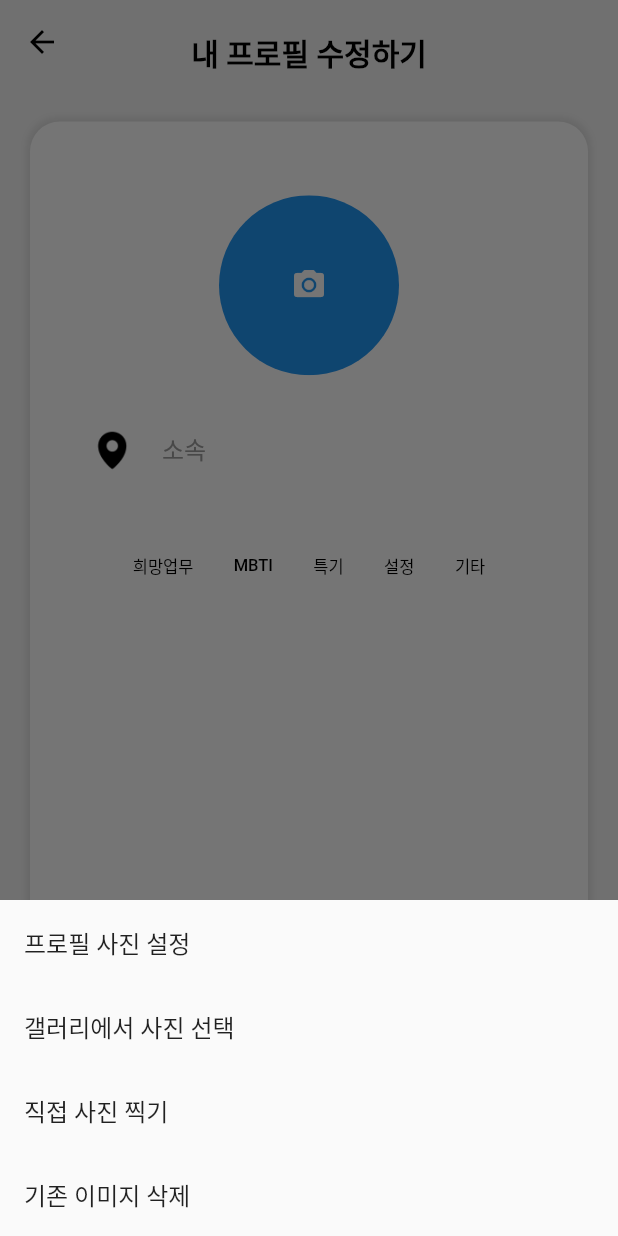
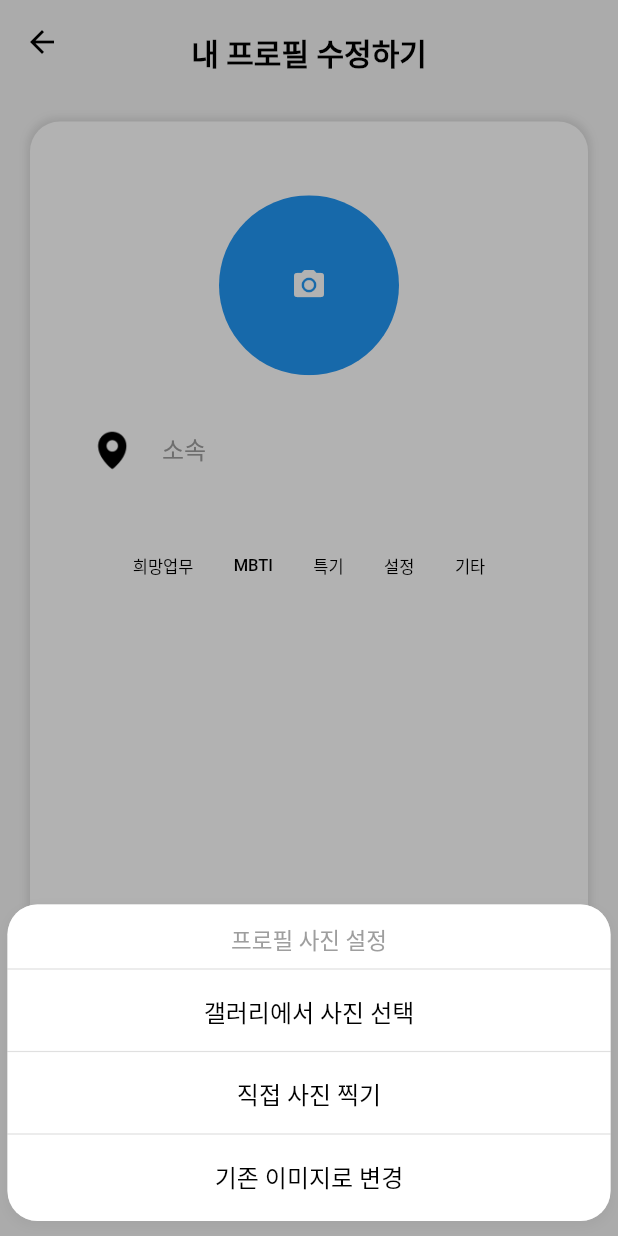
Before and after one commit to dinhoitt/weteam, a Flutter app: the Profile_Modify screen opened directly, after a tap on the "camera alt" icon, on a phone screen of 412 x 824 dp. Run offline on Flutter 3.47's test engine with Material 2 defaults, Android fonts, the phone set to English and light mode, and no system bars; our stand-ins replace get, image_picker, table_calendar.

Commit message:
사진 선택 오버레이 구현

```diff
--- a/lib/src/page/profile_modify.dart
+++ b/lib/src/page/profile_modify.dart
@@ -19,6 +19,8 @@ class _Profile_ModifyState extends State<Profile_Modify> {
   RxBool showMBTITags = false.obs;
   RxBool showPOSTags = false.obs;
 
+  OverlayEntry? _overlayEntry;
+
   _selectImage() async {
     final ImagePicker _picker = ImagePicker();
     final XFile? image = await _picker.pickImage(source: ImageSource.gallery);
@@ -28,6 +30,134 @@ class _Profile_ModifyState extends State<Profile_Modify> {
         _selectImageFile.value = File(image.path);
       });
     }
+  }
+
+  void _showOverlay(BuildContext context) {
+    _overlayEntry = OverlayEntry(
+      builder: (context) => Stack(
+        children: <Widget>[
+          Positioned.fill(
+            child: Container(
+              color: Colors.black
+                  .withOpacity(0.3), // 0.7의 값을 조정하여 불투명도를 원하는대로 변경할 수 있습니다.
+            ),
+          ),
+          GestureDetector(
+            onTap: _removeOverlay, // 다른 곳을 터치하면 _removeOverlay 함수를 호출합니다.
+            behavior: HitTestBehavior.translucent, // 투명 영역도 탭을 감지합니다.
+          ),
+          Positioned(
+            bottom: 10.0,
+            left: 5.0,
+            right: 5.0,
+            child: Material(
+              borderRadius: BorderRadius.circular(20.0),
+              child: Container(
+                decoration: BoxDecoration(
+                  borderRadius: BorderRadius.circular(20.0),
+                  color: Colors.white,
+                  boxShadow: [
+                    BoxShadow(
+                      color: Colors.grey.withOpacity(0.5),
+                      spreadRadius: 1,
+                      blurRadius: 5,
+                      offset: Offset(0, 3),
+                    ),
+                  ],
+                ),
+                child: Column(
+                  mainAxisSize: MainAxisSize.min,
+                  crossAxisAlignment: CrossAxisAlignment.center,
+                  children: <Widget>[
+                    Padding(
+                      padding: const EdgeInsets.only(top: 12.0),
+                      child: Container(
+                        height: 23.0,
+                        child: Center(
+                          child: Text(
+                            '프로필 사진 설정',
+                            style:
+                                TextStyle(fontSize: 15.0, color: Colors.grey),
+                          ),
+                        ),
+                      ),
+                    ),
+                    Divider(
+                      thickness: 0.8,
+                    ),
+                    Padding(
+                      padding: const EdgeInsets.symmetric(vertical: 8.0),
+                      child: Container(
+                        height: 23.0, // 원하는 높이로 설정
+                        child: InkWell(
+                          onTap: () {
+                            _selectImage();
+                            _removeOverlay();
+                          },
+                          child: Center(
+                            child: Text(
+                              '갤러리에서 사진 선택',
+                              style: TextStyle(
+                                  fontSize: 16.0, color: Colors.black),
+                            ),
+                          ),
+                        ),
+                      ),
+                    ),
+                    Divider(
+                      thickness: 0.8,
+                    ),
+                    Padding(
+                      padding: const EdgeInsets.symmetric(vertical: 8.0),
+                      child: Container(
+                        height: 23.0, // 원하는 높이로 설정
+                        child: InkWell(
+                          onTap: _removeOverlay,
+                          child: Center(
+                            child: Text(
+                              '직접 사진 찍기',
+                              style: TextStyle(
+                                  fontSize: 16.0, color: Colors.black),
+                            ),
+                          ),
+                        ),
+                      ),
+                    ),
+                    Divider(
+                      thickness: 0.8,
+                    ),
+                    Padding(
+                      padding: const EdgeInsets.only(top: 3.0, bottom: 12.0),
+                      child: Container(
+                        height: 35.0, // 원하는 높이로 설정
+                        child: InkWell(
+                          onTap: _removeOverlay,
+                          child: Center(
+                            child: Text(
+                              '기존 이미지로 변경',
+                              style: TextStyle(
+                                  fontSize: 16.0, color: Colors.black),
+                            ),
+                          ),
+                        ),
+                      ),
+                    ),
+                  ],
+                ),
+              ),
+            ),
+          ),
+        ],
+      ),
+    );
+    if (_overlayEntry != null) {
+      Overlay.of(context).insert(_overlayEntry!);
+    }
+  }
+
+  void _removeOverlay() {
+    _overlayEntry?.remove();
+    _overlayEntry = null;
   }
 
   @override
@@ -45,13 +175,13 @@ class _Profile_ModifyState extends State<Profile_Modify> {
           ),
           centerTitle: true,
         ),
-        body: _body(),
+        body: _body(context),
         backgroundColor: Color(0xFFF5F5F5),
       ),
     );
   }
 
-  Widget _body() {
+  Widget _body(BuildContext context) {
     return Padding(
       padding: const EdgeInsets.symmetric(horizontal: 20.0, vertical: 25.0),
       child: Container(
@@ -77,41 +207,7 @@ class _Profile_ModifyState extends State<Profile_Modify> {
                   padding: EdgeInsets.only(top: Get.height * 0.05),
                   child: GestureDetector(
                     onTap: () {
-                      showModalBottomSheet(
-                        context: context,
-                        builder: (context) {
-                          return Column(
-                            mainAxisSize: MainAxisSize.min,
-                            children: <Widget>[
-                              ListTile(
-                                title: new Text('프로필 사진 설정'),
-                                onTap: () {},
-                              ),
-                              ListTile(
-                                title: new Text('갤러리에서 사진 선택'),
-                                onTap: () {
-                                  _selectImage();
-                                  Navigator.pop(context);
-                                },
-                              ),
-                              ListTile(
-                                title: new Text('직접 사진 찍기'),
-                                onTap: () {
-                                  //카메라 키기
-                                  Navigator.pop(context);
-                                },
-                              ),
-                              ListTile(
-                                title: new Text('기존 이미지 삭제'),
-                                onTap: () {
-                                  // 삭제하는 기능
-                                  Navigator.pop(context);
-                                },
-                              ),
-                            ],
-                          );
-                        },
-                      );
+                      _showOverlay(context);
                     },
                     child: Obx(
                       () => ClipOval(
@@ -261,9 +357,7 @@ class _Profile_ModifyState extends State<Profile_Modify> {
       'ISTP',
       'ISTJ',
     ];
-    double screenWidth = MediaQuery.of(context).size.width;
-    double itemWidth =
-        (screenWidth - (5 * 8.0)) / 4; // (화면너비 - (간격 * 5)) / 4개 항목
+
     return Container(
       width: 270.0,
       child: Wrap(
@@ -305,9 +399,7 @@ class _Profile_ModifyState extends State<Profile_Modify> {
       '일러스트',
       '디자인',
     ];
-    double screenWidth = MediaQuery.of(context).size.width;
-    double itemWidth =
-        (screenWidth - (5 * 8.0)) / 4; // (화면너비 - (간격 * 5)) / 4개 항목
+
     return Container(
       width: 270.0,
       child: Wrap(
```
